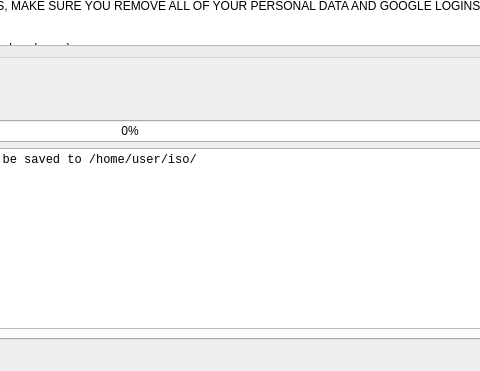
Qt form mainwindow.ui (XetalEngine/CachyOsTools) before a commit; both pictures show x 363 to 843 and y 329 to 700 of the 1000 by 700 pixel window.
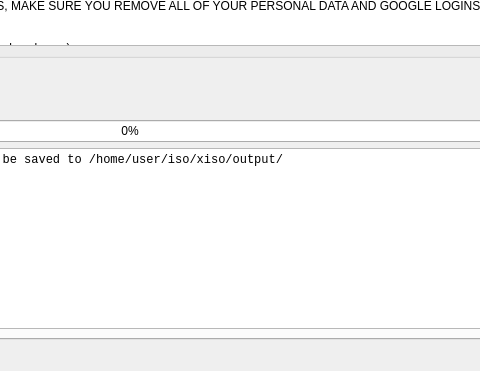
The same form after that commit. The open tabs and pages were chosen to show the change.

```diff
--- a/mainwindow.ui
+++ b/mainwindow.ui
@@ -1560,7 +1560,7 @@
             <item>
              <widget class="QTextEdit" name="isoStatusLabel">
               <property name="plainText">
-               <string>Ready to create system clone ISO. Output will be saved to /home/user/iso/</string>
+               <string>Ready to create system clone ISO. Output will be saved to /home/user/iso/xiso/output/</string>
               </property>
               <property name="readOnly">
                <bool>true</bool>
```
